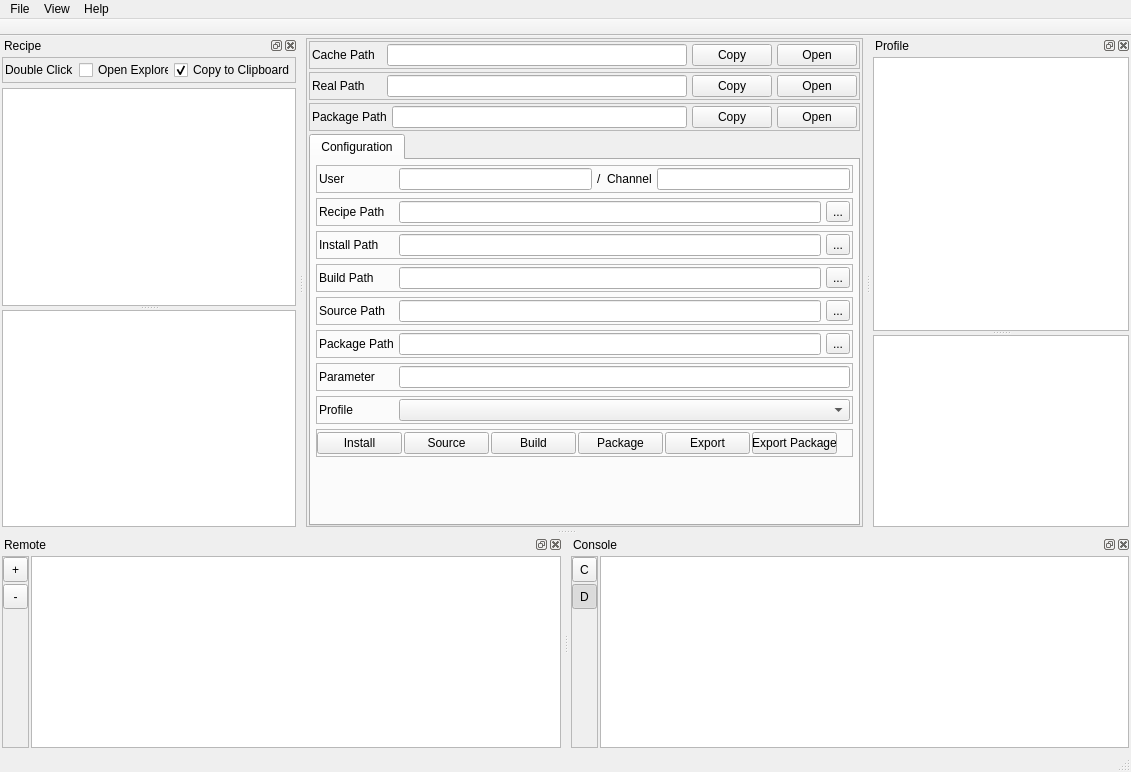
First picture: the form in assets/ui/main_window.ui, repository afri-bit/conan-guide, before the edit.
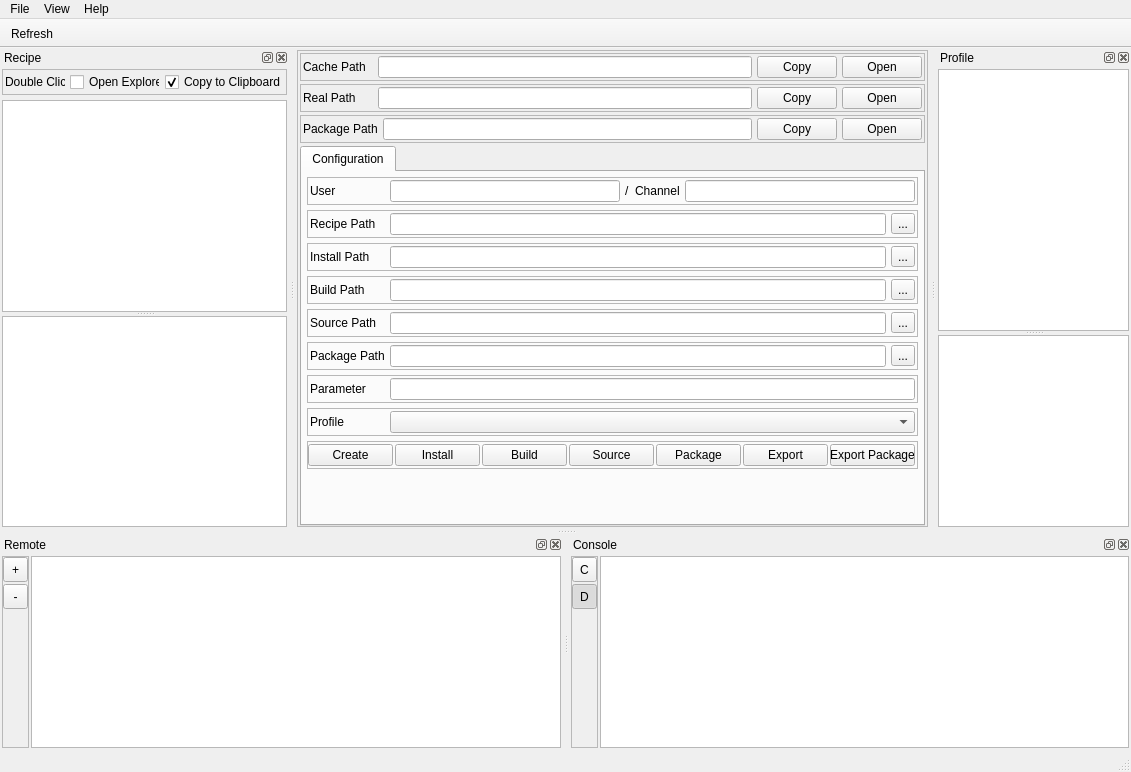
Second picture: the form after the edit. Icons and pictures are not drawn.

Commit message:
Refined GUI functionalities
- Added refresh button to the UI
- Prepared setup.py for release
- Added functionality to keep column width for the data view

```diff
--- a/assets/ui/main_window.ui
+++ b/assets/ui/main_window.ui
@@ -741,6 +741,19 @@
                <property name="bottomMargin">
                 <number>2</number>
                </property>
+               <item>
+                <widget class="QPushButton" name="btnCreate">
+                 <property name="minimumSize">
+                  <size>
+                   <width>85</width>
+                   <height>0</height>
+                  </size>
+                 </property>
+                 <property name="text">
+                  <string>Create</string>
+                 </property>
+                </widget>
+               </item>
                <item>
                 <widget class="QPushButton" name="btnInstall">
                  <property name="minimumSize">
@@ -760,25 +773,6 @@
                  </property>
                 </widget>
                </item>
-               <item>
-                <widget class="QPushButton" name="btnSource">
-                 <property name="minimumSize">
-                  <size>
-                   <width>85</width>
-                   <height>0</height>
-                  </size>
-                 </property>
-                 <property name="maximumSize">
-                  <size>
-                   <width>85</width>
-                   <height>16777215</height>
-                  </size>
-                 </property>
-                 <property name="text">
-                  <string>Source</string>
-                 </property>
-                </widget>
-               </item>
                <item>
                 <widget class="QPushButton" name="btnBuild">
                  <property name="minimumSize">
@@ -798,6 +792,25 @@
                  </property>
                 </widget>
                </item>
+               <item>
+                <widget class="QPushButton" name="btnSource">
+                 <property name="minimumSize">
+                  <size>
+                   <width>85</width>
+                   <height>0</height>
+                  </size>
+                 </property>
+                 <property name="maximumSize">
+                  <size>
+                   <width>85</width>
+                   <height>16777215</height>
+                  </size>
+                 </property>
+                 <property name="text">
+                  <string>Source</string>
+                 </property>
+                </widget>
+               </item>
                <item>
                 <widget class="QPushButton" name="btnPackage">
                  <property name="minimumSize">
@@ -1333,6 +1346,12 @@
    </widget>
   </widget>
   <widget class="QToolBar" name="toolBar">
+   <property name="sizePolicy">
+    <sizepolicy hsizetype="Fixed" vsizetype="Fixed">
+     <horstretch>0</horstretch>
+     <verstretch>0</verstretch>
+    </sizepolicy>
+   </property>
    <property name="minimumSize">
     <size>
      <width>0</width>
@@ -1347,8 +1366,8 @@
    </property>
    <property name="iconSize">
     <size>
-     <width>50</width>
-     <height>50</height>
+     <width>30</width>
+     <height>30</height>
     </size>
    </property>
    <property name="toolButtonStyle">
@@ -1360,6 +1379,7 @@
    <attribute name="toolBarBreak">
     <bool>false</bool>
    </attribute>
+   <addaction name="actionRefresh"/>
   </widget>
   <action name="actionViewRecipe">
    <property name="checkable">
@@ -1407,6 +1427,15 @@
     <string>Remote</string>
    </property>
   </action>
+  <action name="actionRefresh">
+   <property name="icon">
+    <iconset>
+     <normaloff>C:/Users/afrizal/Desktop/1200px-Refresh_icon.svg.png</normaloff>C:/Users/afrizal/Desktop/1200px-Refresh_icon.svg.png</iconset>
+   </property>
+   <property name="text">
+    <string>Refresh</string>
+   </property>
+  </action>
  </widget>
  <resources/>
  <connections>
```
Left out of the diff: 19 changed lines with no effect on the pictures. The commit also changes 7 other files.
